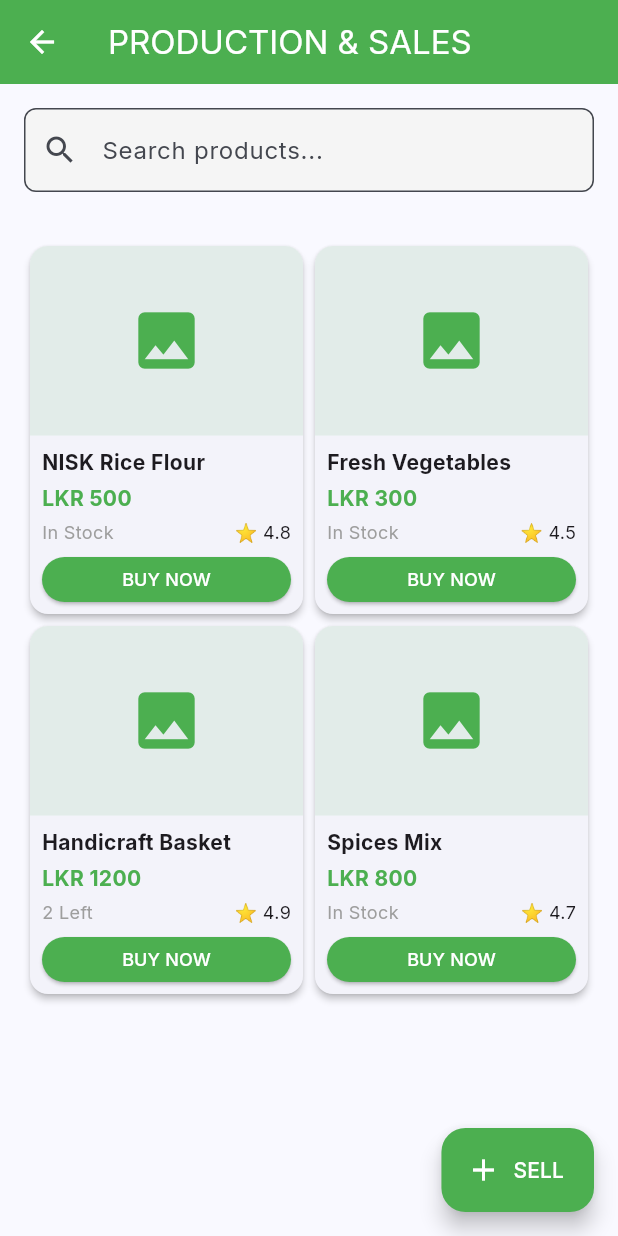
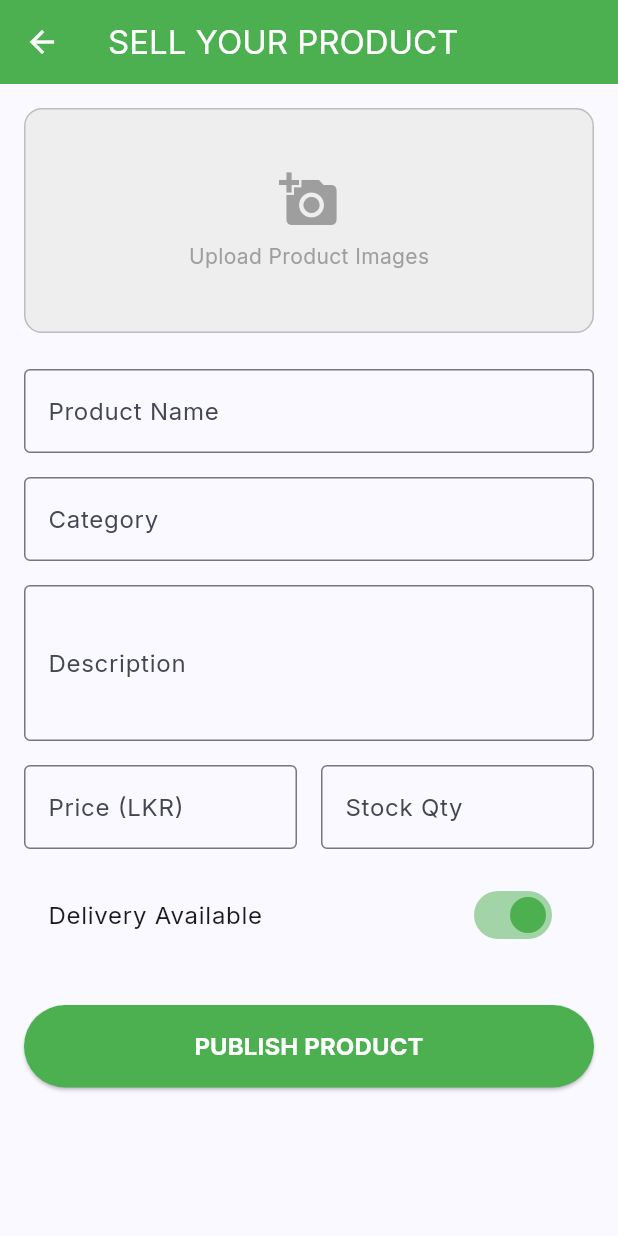
Before and after one commit to sarfan2000/nisk_app, a Flutter app: the ProductsDashboard screen opened directly, after a tap on "SELL", on a phone screen of 412 x 824 dp. Run offline on Flutter 3.47's test engine with Material 3 defaults, Android fonts, the phone set to English and light mode, and no system bars; our stand-ins replace google_fonts.

Commit message:
Finalizing Employer Dashboard and E-Commerce Seller views

```diff
--- a/mobile/lib/screens/manpower/manpower_dashboard.dart
+++ b/mobile/lib/screens/manpower/manpower_dashboard.dart
@@ -1,5 +1,6 @@
 import 'package:flutter/material.dart';
 import 'package:nisk_app/screens/manpower/find_jobs_screen.dart';
+import 'package:nisk_app/screens/manpower/employer_dashboard.dart';
 
 class ManpowerDashboard extends StatelessWidget {
   const ManpowerDashboard({super.key});
@@ -38,6 +39,9 @@ class ManpowerDashboard extends StatelessWidget {
               child: Text('EMPLOYER', style: TextStyle(fontWeight: FontWeight.bold, color: Colors.grey)),
             ),
             const SizedBox(height: 8),
+            _buildOptionCard(context, 'Employer Dashboard', Icons.business_center, () {
+               Navigator.push(context, MaterialPageRoute(builder: (context) => const EmployerDashboard()));
+            }),
             _buildOptionCard(context, 'Post a Job', Icons.post_add, () {}),
             _buildOptionCard(context, 'Find Employees', Icons.people_alt, () {}),
             _buildOptionCard(context, 'Recruitment Services', Icons.handshake, () {}),
--- /dev/null
+++ b/mobile/lib/screens/products/add_product_screen.dart
@@ -0,0 +1,73 @@
+import 'package:flutter/material.dart';
+
+class AddProductScreen extends StatelessWidget {
+  const AddProductScreen({super.key});
+
+  @override
+  Widget build(BuildContext context) {
+    return Scaffold(
+      appBar: AppBar(
+        title: const Text('SELL YOUR PRODUCT'),
+        backgroundColor: Colors.green,
+        foregroundColor: Colors.white,
+      ),
+      body: SingleChildScrollView(
+        padding: const EdgeInsets.all(16.0),
+        child: Column(
+          crossAxisAlignment: CrossAxisAlignment.stretch,
+          children: [
+            Container(
+              height: 150,
+              decoration: BoxDecoration(
+                color: Colors.grey.shade200,
+                borderRadius: BorderRadius.circular(12),
+                border: Border.all(color: Colors.grey.shade400, style: BorderStyle.solid),
+              ),
+              child: Column(
+                mainAxisAlignment: MainAxisAlignment.center,
+                children: const [
+                  Icon(Icons.add_a_photo, size: 40, color: Colors.grey),
+                  SizedBox(height: 8),
+                  Text('Upload Product Images', style: TextStyle(color: Colors.grey)),
+                ],
+              ),
+            ),
+            const SizedBox(height: 24),
+            const TextField(decoration: InputDecoration(labelText: 'Product Name', border: OutlineInputBorder())),
+            const SizedBox(height: 16),
+            const TextField(decoration: InputDecoration(labelText: 'Category', border: OutlineInputBorder())),
+            const SizedBox(height: 16),
+            const TextField(
+              decoration: InputDecoration(labelText: 'Description', border: OutlineInputBorder()),
+              maxLines: 3,
+            ),
+            const SizedBox(height: 16),
+            Row(
+              children: const [
+                Expanded(child: TextField(decoration: InputDecoration(labelText: 'Price (LKR)', border: OutlineInputBorder()), keyboardType: TextInputType.number)),
+                SizedBox(width: 16),
+                Expanded(child: TextField(decoration: InputDecoration(labelText: 'Stock Qty', border: OutlineInputBorder()), keyboardType: TextInputType.number)),
+              ],
+            ),
+            const SizedBox(height: 16),
+            SwitchListTile(
+              title: const Text('Delivery Available'),
+              value: true,
+              onChanged: (val) {},
+              activeColor: Colors.green,
+            ),
+            const SizedBox(height: 32),
+            ElevatedButton(
+              onPressed: () {
+                Navigator.pop(context);
+                ScaffoldMessenger.of(context).showSnackBar(const SnackBar(content: Text('Product submitted for Admin approval!')));
+              },
+              style: ElevatedButton.styleFrom(backgroundColor: Colors.green, foregroundColor: Colors.white, padding: const EdgeInsets.symmetric(vertical: 16)),
+              child: const Text('PUBLISH PRODUCT', style: TextStyle(fontWeight: FontWeight.bold, fontSize: 16)),
+            )
+          ],
+        ),
+      ),
+    );
+  }
+}
--- a/mobile/lib/screens/products/products_dashboard.dart
+++ b/mobile/lib/screens/products/products_dashboard.dart
@@ -1,4 +1,5 @@
 import 'package:flutter/material.dart';
+import 'package:nisk_app/screens/products/add_product_screen.dart';
 
 class ProductsDashboard extends StatelessWidget {
   const ProductsDashboard({super.key});
@@ -41,7 +42,9 @@ class ProductsDashboard extends StatelessWidget {
         ],
       ),
       floatingActionButton: FloatingActionButton.extended(
-        onPressed: () {},
+        onPressed: () {
+          Navigator.push(context, MaterialPageRoute(builder: (context) => const AddProductScreen()));
+        },
         backgroundColor: Colors.green,
         icon: const Icon(Icons.add, color: Colors.white),
         label: const Text('SELL', style: TextStyle(color: Colors.white)),
```
Also changed, not shown: mobile/lib/screens/manpower/employer_dashboard.dart (added, +96 -0 lines).
